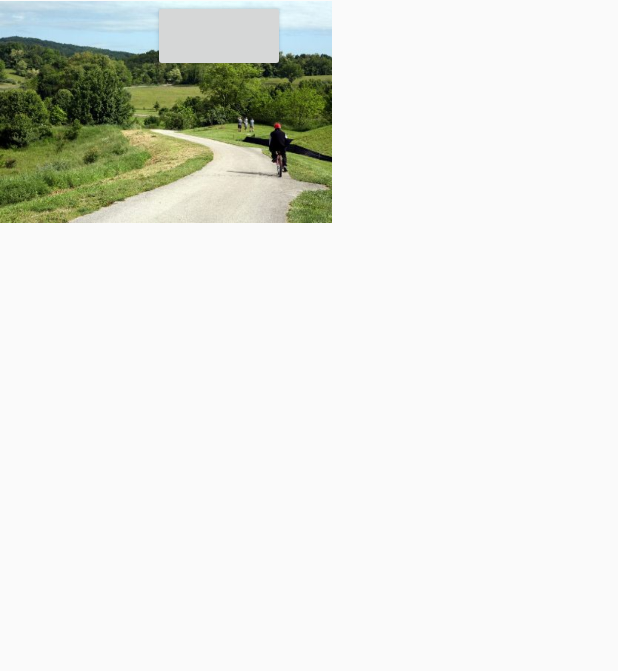
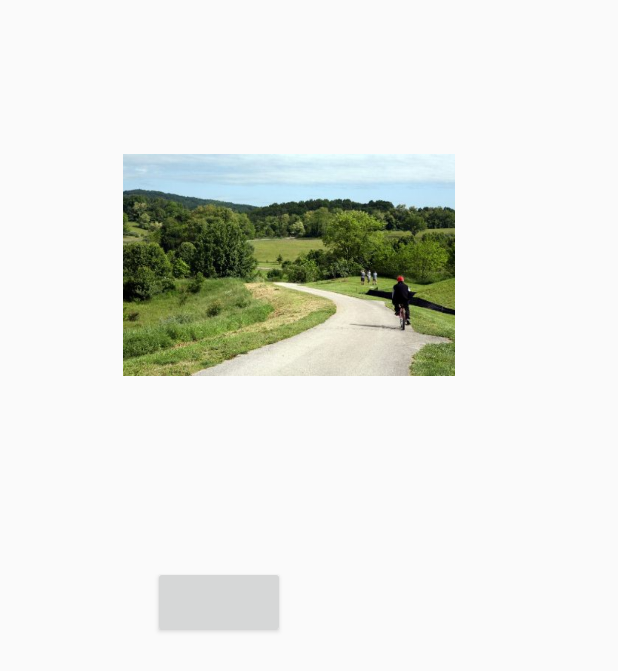
Before and after one commit to asaquib/cs3714finalproj, an Android app: the layout login.xml on its own in the app's theme, with its tools: preview values and no code run, on a phone screen of 412 x 824 dp. Shown: the top 671 px of the screen. Run offline under Robolectric (Android 15) with nearby library versions, the phone set to English and light mode, and no system bars; plain views replace LoginButton.

Commit message:
working facebook login

```diff
--- a/app/src/main/AndroidManifest.xml
+++ b/app/src/main/AndroidManifest.xml
@@ -24,6 +24,10 @@
         android:supportsRtl="true"
         android:theme="@style/AppTheme">
 
+        <activity android:name=".LoginActivity">
+
+        </activity>
+
         <activity android:name=".MainActivity"
             android:label="@string/app_name">
             <intent-filter>
@@ -43,6 +47,8 @@
             </intent-filter>
         </activity>
 
+        <meta-data android:name="com.facebook.sdk.ApplicationId" android:value="@string/fb_login_protocol_scheme"/>
+
     </application>
 
 </manifest>
--- a/app/src/main/java/com/example/bjaso/cs3714finalproj/LoginActivity.java
+++ b/app/src/main/java/com/example/bjaso/cs3714finalproj/LoginActivity.java
@@ -26,13 +26,13 @@ public class LoginActivity extends Activity implements View.OnClickListener{
 
 
     CallbackManager callbackManager;
-    View view;
 
     @Override
     protected void onCreate(Bundle savedInstanceState) {
         super.onCreate(savedInstanceState);
+        setContentView(R.layout.login);
         callbackManager = CallbackManager.Factory.create();
-        LoginButton loginButton = (LoginButton) view.findViewById(R.id.login_button);
+        LoginButton loginButton = (LoginButton) findViewById(R.id.login_button);
 
         loginButton.registerCallback(callbackManager, new FacebookCallback<LoginResult>() {
                 @Override
--- a/app/src/main/res/layout/login.xml
+++ b/app/src/main/res/layout/login.xml
@@ -11,8 +11,10 @@
         android:layout_width="221dp"
         android:layout_height="149dp"
         app:srcCompat="@drawable/huckleberry_trail"
-        tools:layout_editor_absoluteX="82dp"
-        tools:layout_editor_absoluteY="68dp" />
+        android:layout_marginLeft="82dp"
+        app:layout_constraintLeft_toLeftOf="parent"
+        app:layout_constraintTop_toTopOf="parent"
+        android:layout_marginTop="102dp" />
 
     <com.facebook.login.widget.LoginButton
         android:id="@+id/login_button"
@@ -21,6 +23,7 @@
         android:layout_gravity="center_horizontal"
         android:layout_marginLeft="102dp"
         app:layout_constraintLeft_toLeftOf="parent"
-        tools:layout_editor_absoluteY="372dp" />
+        android:layout_marginTop="126dp"
+        app:layout_constraintTop_toBottomOf="@+id/imageView" />
 
 </android.support.constraint.ConstraintLayout>
--- a/app/src/main/res/values/strings.xml
+++ b/app/src/main/res/values/strings.xml
@@ -20,5 +20,5 @@
     </string-array>
 
     <!-- if your App ID is 1234567, you should use fb1234567 -->
-    <string name="fb_login_protocol_scheme">fbAPP_ID</string>
+    <string name="fb_login_protocol_scheme">fb450461795304269</string>
 </resources>
```
Also changed, not shown: app/src/main/java/com/example/bjaso/cs3714finalproj/MainActivity.java (+43 -1 lines).
